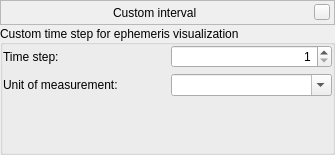
The window that src/gui/astroCalcCustomStepsDialog.ui (519984307/stellarium_src) describes before a commit, drawn with Qt 5.
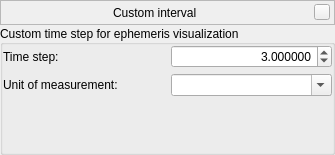
The same window after the commit. Custom widgets are drawn as their Qt base class.

Commit message: Added ability use decimals value for ephemeris steps in AstroCalc/Ephemeris tool (fix #1289)

The edit to the form file:
```diff
--- a/src/gui/astroCalcCustomStepsDialog.ui
+++ b/src/gui/astroCalcCustomStepsDialog.ui
@@ -155,15 +155,21 @@
          </widget>
         </item>
         <item>
-         <widget class="QSpinBox" name="timeStepSpinBox">
+         <widget class="QDoubleSpinBox" name="timeStepDoubleSpinBox">
           <property name="alignment">
            <set>Qt::AlignRight|Qt::AlignTrailing|Qt::AlignVCenter</set>
           </property>
+          <property name="decimals">
+           <number>6</number>
+          </property>
           <property name="minimum">
-           <number>1</number>
+           <double>0.000001000000000</double>
           </property>
           <property name="maximum">
-           <number>10000</number>
+           <double>999999.000000000000000</double>
+          </property>
+          <property name="value">
+           <double>3.000000000000000</double>
           </property>
          </widget>
         </item>
```
The commit also changes 3 other files.
